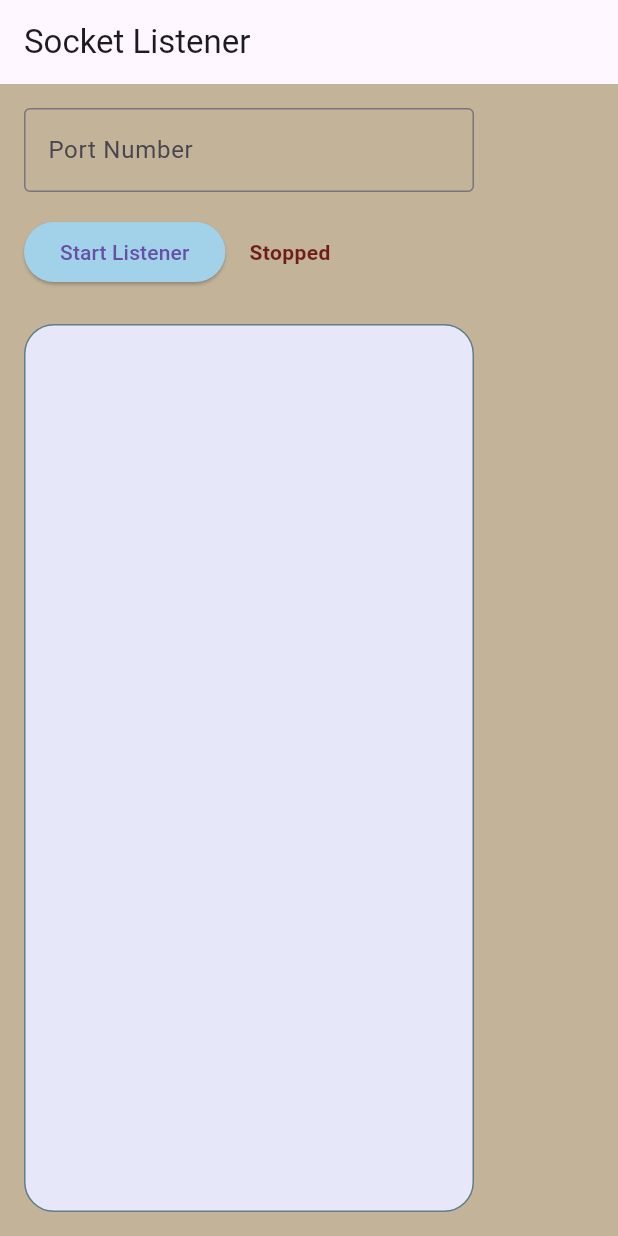
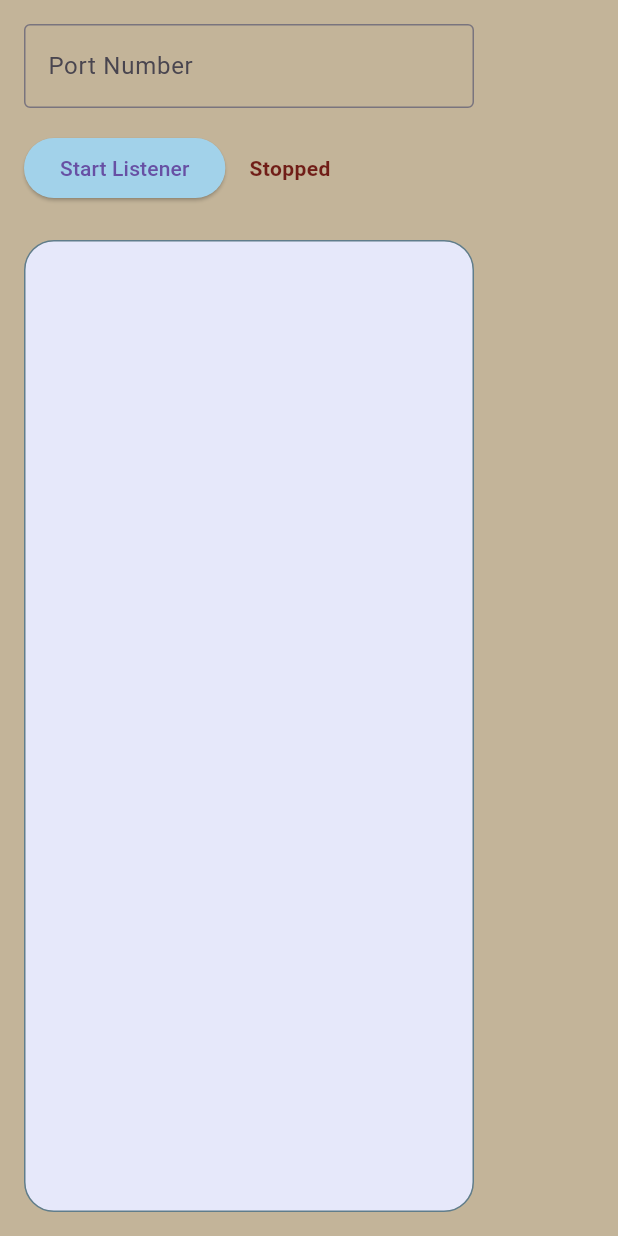
Before and after one commit to erickveil/FlutterListener, a Flutter app: the screen it shows after launch, on a phone screen of 412 x 824 dp. Run offline on Flutter 3.47's test engine with Material 3 defaults, Android fonts, the light colour scheme and no system bars.

Commit message:
I didn't like the app bar

```diff
--- a/lib/listener_page.dart
+++ b/lib/listener_page.dart
@@ -8,9 +8,9 @@ class ListenerPage extends StatelessWidget {
   @override
   Widget build(BuildContext context) {
     return Scaffold(
-      appBar: AppBar(
-        title: Text('Socket Listener'),
-      ),
+      //appBar: AppBar(
+      //  title: Text('Socket Listener'),
+      //),
       body: Center (
         child: Padding(
           padding: const EdgeInsets.all(16.0),
```
